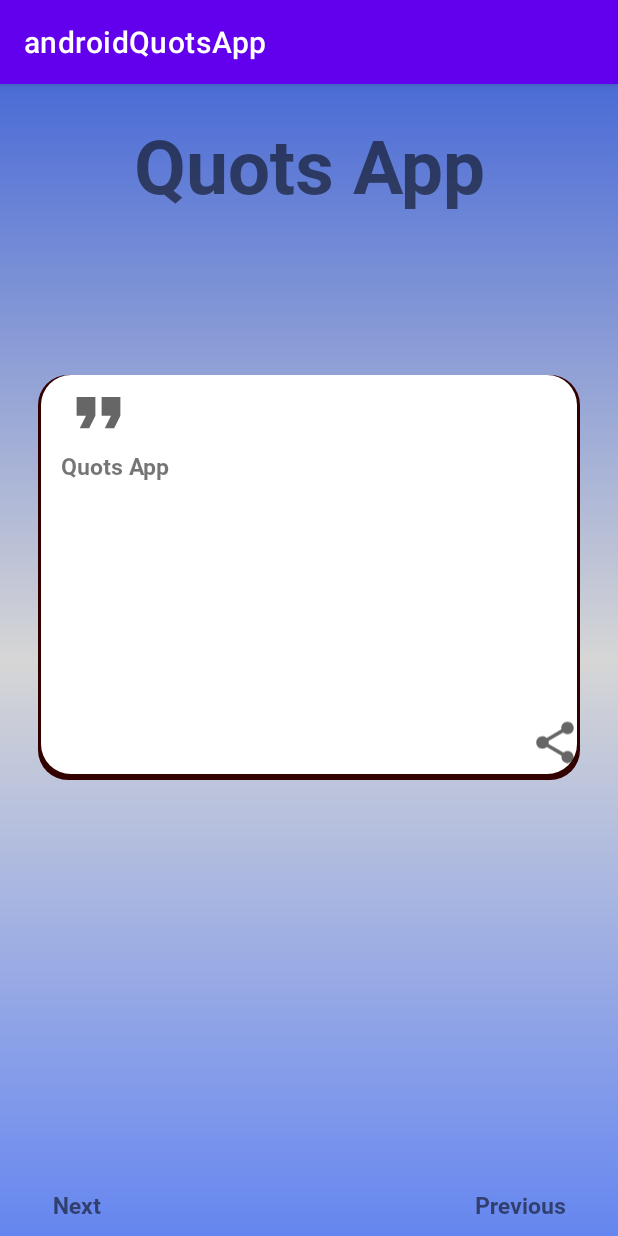
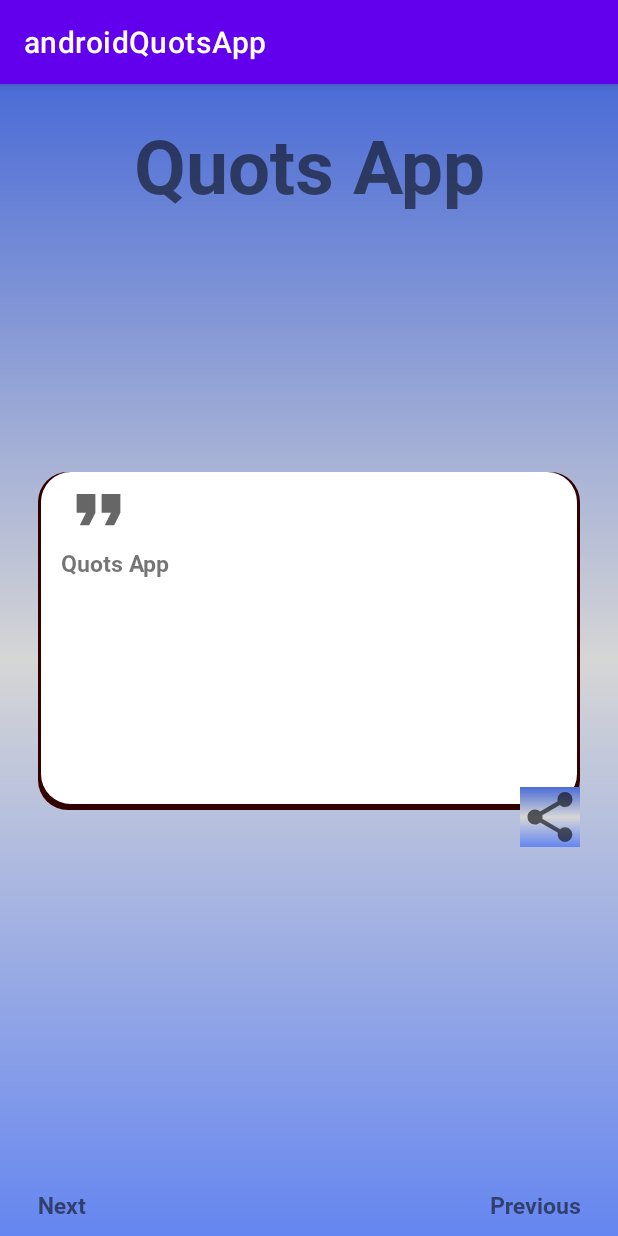
Before and after one commit to sajibsaha4647/Quots-App-With-viewmodel, an Android app: the screen it shows after launch (MainActivity), on a phone screen of 412 x 824 dp. Run offline under Robolectric (Android 15) with nearby library versions, the phone set to English and light mode, and no system bars.

Commit message:
quets app design

```diff
--- a/app/src/main/res/layout/activity_main.xml
+++ b/app/src/main/res/layout/activity_main.xml
@@ -1,54 +1,40 @@
 <?xml version="1.0" encoding="utf-8"?>
-<LinearLayout xmlns:android="http://schemas.android.com/apk/res/android"
+<RelativeLayout xmlns:android="http://schemas.android.com/apk/res/android"
     xmlns:app="http://schemas.android.com/apk/res-auto"
     xmlns:tools="http://schemas.android.com/tools"
     android:layout_width="match_parent"
     android:layout_height="match_parent"
+    android:background="@drawable/gradientbg"
     android:orientation="vertical"
-    android:background="@drawable/gradientbg"
     android:paddingHorizontal="15dp"
-    android:gravity="center"
-    android:layout_gravity="center"
     tools:context=".MainActivity">
 
     <TextView
-        android:layout_weight="1"
         android:layout_width="match_parent"
-        android:layout_height="100dp"
+        android:layout_height="wrap_content"
+        android:layout_marginTop="20dp"
+        android:fontFamily="@font/robotobold"
         android:text="Quots App"
-        android:fontFamily="@font/robotobold"
-        android:textSize="50dp"
         android:textAlignment="center"
-        android:layout_marginTop="20dp"
-        />
-
+        android:textSize="50sp" />
 
     <LinearLayout
-       android:layout_weight="6"
         android:layout_width="match_parent"
-       android:layout_height="200dp"
-       android:orientation="vertical"
-       android:paddingVertical="10dp"
-       android:gravity="center"
-       android:layout_gravity="center"
+        android:layout_height="wrap_content"
+        android:layout_centerInParent="true"
         android:paddingHorizontal="10dp"
-       >
-
-
+        android:paddingVertical="10dp">
 
         <RelativeLayout
             android:layout_width="match_parent"
-          android:layout_height="match_parent"
-
-          >
+            android:layout_height="250dp">
 
             <RelativeLayout
                 android:id="@+id/quotesbgid"
                 android:layout_width="match_parent"
-              android:layout_height="270dp"
+                android:layout_height="225dp"
                 android:background="@drawable/quotes_bg"
-              android:paddingHorizontal="15dp"
-             >
+                android:paddingHorizontal="15dp">
 
                 <ImageView
                     android:id="@+id/quotes_image"
@@ -68,61 +54,46 @@
 
             </RelativeLayout>
 
-          <RelativeLayout
-              android:layout_width="wrap_content"
-              android:layout_height="wrap_content"
-              android:layout_alignBottom="@+id/quotesbgid"
-              android:layout_marginTop="50dp"
-              >
-
             <ImageView
                 android:id="@+id/quotes_image2"
-                  android:layout_width="33dp"
-                  android:layout_height="50dp"
+                android:layout_width="40dp"
+                android:layout_height="40dp"
                 android:layout_alignParentRight="true"
+                android:layout_alignParentBottom="true"
+                android:background="@drawable/gradientbg"
                 android:src="@drawable/ic_share" />
-
-          </RelativeLayout>
-
-          <LinearLayout
-              android:layout_width="match_parent"
-              android:layout_height="wrap_content"
-              android:orientation="horizontal"
-              android:layout_alignParentBottom="true"
-              android:paddingHorizontal="10dp"
-              >
-
-              <TextView
-                  android:layout_weight="1"
-                  android:layout_width="0dp"
-                  android:layout_height="wrap_content"
-                  android:text="Next"
-                  android:fontFamily="@font/robotobold"
-                  android:textSize="15dp"
-                  />
-              <TextView
-                  android:layout_weight="1"
-                  android:layout_width="0dp"
-                  android:layout_height="wrap_content"
-                  android:text="Previous"
-                  android:textAlignment="textEnd"
-                  android:fontFamily="@font/robotobold"
-                  android:textSize="15dp"
-                  />
-
-          </LinearLayout>
 
 
         </RelativeLayout>
 
 
+    </LinearLayout>
+
+    <LinearLayout
+        android:layout_width="match_parent"
+        android:layout_height="wrap_content"
+        android:layout_alignParentBottom="true"
+        android:orientation="horizontal"
+        android:layout_marginBottom="10dp"
+        android:paddingHorizontal="10dp">
+
+        <TextView
+            android:layout_width="0dp"
+            android:layout_height="wrap_content"
+            android:layout_weight="1"
+            android:fontFamily="@font/robotobold"
+            android:text="Next"
+            android:textSize="15dp" />
+
+        <TextView
+            android:layout_width="0dp"
+            android:layout_height="wrap_content"
+            android:layout_weight="1"
+            android:fontFamily="@font/robotobold"
+            android:text="Previous"
+            android:textAlignment="textEnd"
+            android:textSize="15dp" />
 
     </LinearLayout>
 
-
-
-
-
-
-
-</LinearLayout>
+</RelativeLayout>
```
Lines whose indentation alone changed are shown as unchanged.
